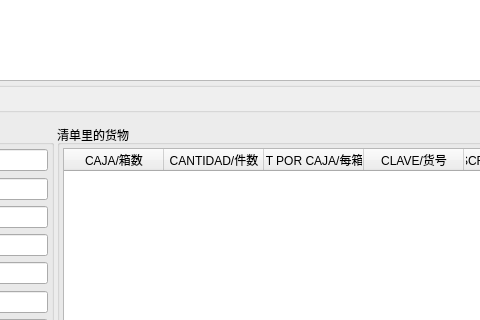
linxinwNeo/CompanyStroageManagement, file CompanyStroageManagement/Search_List_Win.ui: the form before one commit; both pictures show x 272 to 752 and y 267 to 587 of the 1527 by 680 pixel window.
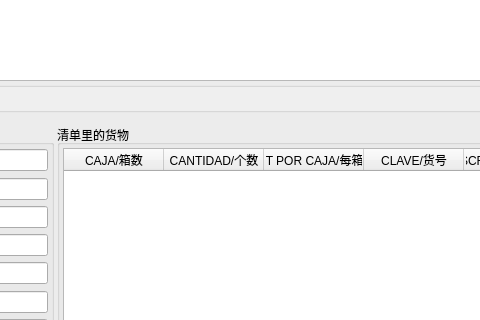
The form after the commit.

```diff
--- a/CompanyStroageManagement/Search_List_Win.ui
+++ b/CompanyStroageManagement/Search_List_Win.ui
@@ -616,12 +616,12 @@
               </column>
               <column>
                <property name="text">
-                <string>CANTIDAD/件数</string>
+                <string>CANTIDAD/个数</string>
                </property>
               </column>
               <column>
                <property name="text">
-                <string>CANT POR CAJA/每箱件数</string>
+                <string>CANT POR CAJA/每箱个数</string>
                </property>
               </column>
               <column>
```
